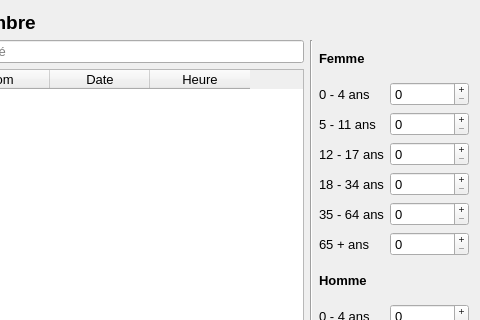
Before: the Qt Designer form GUI/groupe.ui in samueldrouin/PyGuide, drawn with Qt 5; both pictures show x 162 to 642 and y 0 to 320 of the 642 by 518 pixel window.
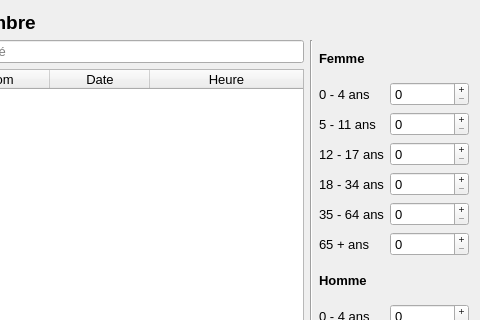
After: the same form once the commit is applied.

Diff of the .ui file:
```diff
--- a/GUI/groupe.ui
+++ b/GUI/groupe.ui
@@ -70,6 +70,9 @@
          <property name="selectionBehavior">
           <enum>QAbstractItemView::SelectRows</enum>
          </property>
+         <attribute name="horizontalHeaderStretchLastSection">
+          <bool>true</bool>
+         </attribute>
          <column>
           <property name="text">
            <string>INDEX</string>
```
